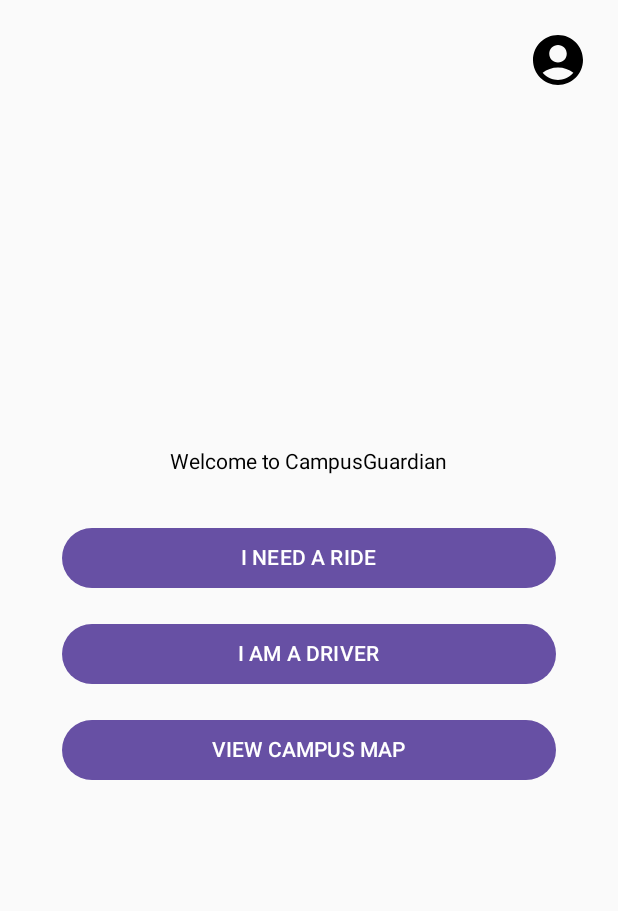
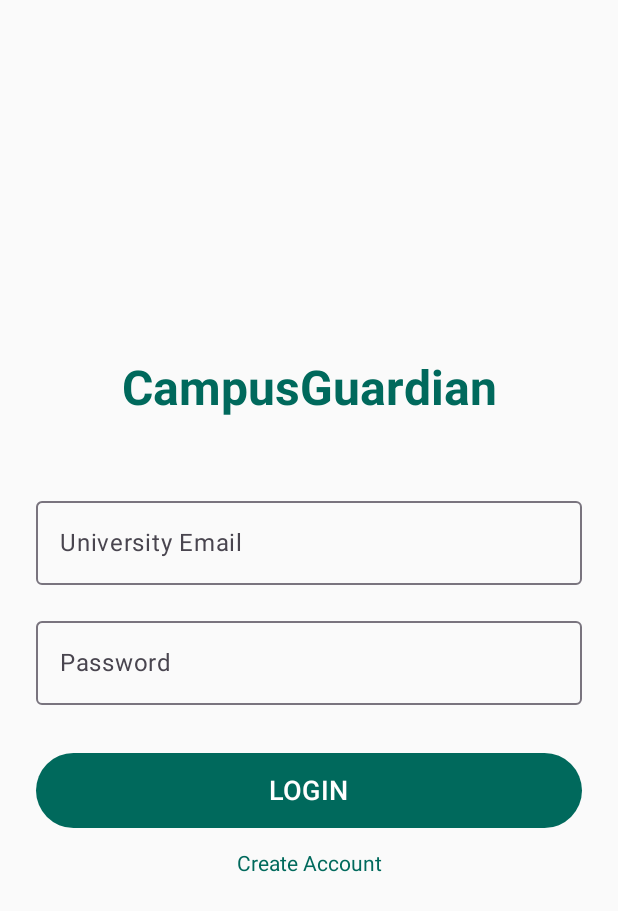
Before and after one commit to MutuaGift/CampusGuardian, an Android app built with Jetpack Compose: the screen it shows after launch (MainActivity), on a phone screen of 412 x 824 dp. Shown: the top 911 px of the screen. Run offline under Robolectric (Android 15) with nearby library versions, the phone set to English and light mode, and no system bars.

Commit message:
Login Screen

```diff
--- a/android/app/build.gradle.kts
+++ b/android/app/build.gradle.kts
@@ -74,4 +74,5 @@ dependencies {
     implementation("com.google.android.gms:play-services-maps:18.2.0")
     implementation("io.coil-kt:coil-compose:2.4.0")
     implementation("com.google.android.gms:play-services-location:21.0.1")
+    implementation("org.osmdroid:osmdroid-android:6.1.16")
 }
--- a/android/app/src/main/java/mutuagift/campusguardian/MainActivity.kt
+++ b/android/app/src/main/java/mutuagift/campusguardian/MainActivity.kt
@@ -1,56 +1,59 @@
 package com.mutuagift.campusguardian
 
-// Import your UI screens from the 'ui' package
 import android.os.Bundle
 import androidx.activity.ComponentActivity
 import androidx.activity.compose.setContent
+// IMPORTS FOR ARGUMENTS
+import androidx.navigation.NavType
 import androidx.navigation.compose.NavHost
 import androidx.navigation.compose.composable
 import androidx.navigation.compose.rememberNavController
+import androidx.navigation.navArgument
+
+import com.mutuagift.campusguardian.ui.LoginScreen
+import com.mutuagift.campusguardian.ui.SignUpScreen
+import com.mutuagift.campusguardian.ui.HomeScreen
+import com.mutuagift.campusguardian.ui.RideRequestScreen
 import com.mutuagift.campusguardian.ui.DriverDashboard
+import com.mutuagift.campusguardian.ui.MapScreen
+import com.mutuagift.campusguardian.ui.ProfileScreen
 import com.mutuagift.campusguardian.ui.EditProfileScreen
-import com.mutuagift.campusguardian.ui.HomeScreen
-import com.mutuagift.campusguardian.ui.ProfileScreen
-import com.mutuagift.campusguardian.ui.RideRequestScreen
 
 class MainActivity : ComponentActivity() {
     override fun onCreate(savedInstanceState: Bundle?) {
         super.onCreate(savedInstanceState)
         setContent {
-            // 1. Create the Controller
             val navController = rememberNavController()
 
-            // 2. Setup the Navigation Host
-            NavHost(navController = navController, startDestination = "home_screen") {
+            NavHost(navController = navController, startDestination = "login_screen") {
 
-                // Route A: Menu
-                composable("home_screen") {
-                    HomeScreen(navController)
-                }
+                composable("login_screen") { LoginScreen(navController) }
+                composable("signup_screen") { SignUpScreen(navController) }
+                composable("home_screen") { HomeScreen(navController) }
+                composable("passenger_screen") { RideRequestScreen() }
 
-                // Route B: Passenger Form
-                composable("passenger_screen") {
-                    RideRequestScreen()
-                }
+                // PASS NAV CONTROLLER TO DRIVER DASHBOARD
+                composable("driver_screen") { DriverDashboard(navController) }
 
-                // Route C: Driver Dashboard
-                composable("driver_screen") {
-                    DriverDashboard()
-                }
+                // PROFILE ROUTES
+                composable("profile_screen") { ProfileScreen(navController) }
+                composable("edit_profile_screen") { EditProfileScreen(navController) }
 
-                // Route D: Map Screen
-                composable("map_screen") {
-                    MapScreen()
-                }
+                // --- THE DYNAMIC MAP ROUTE ---
+                // It expects two numbers: lat and lng
+                composable(
+                    route = "map_screen/{lat}/{lng}",
+                    arguments = listOf(
+                        navArgument("lat") { type = NavType.FloatType },
+                        navArgument("lng") { type = NavType.FloatType }
+                    )
+                ) { backStackEntry ->
+                    // Extract the numbers
+                    val lat = backStackEntry.arguments?.getFloat("lat")?.toDouble() ?: 0.0470
+                    val lng = backStackEntry.arguments?.getFloat("lng")?.toDouble() ?: 37.6498
 
-                // Route E: Profile (FIXED)
-                composable("profile_screen") {
-                    ProfileScreen(navController)
-                }
-
-                // Route F: Edit Profile
-                composable("edit_profile_screen") {
-                    EditProfileScreen(navController)
+                    // Show map
+                    MapScreen(lat, lng)
                 }
             }
         }
--- a/android/app/src/main/java/mutuagift/campusguardian/network/ApiService.kt
+++ b/android/app/src/main/java/mutuagift/campusguardian/network/ApiService.kt
@@ -34,4 +34,8 @@ interface ApiService {
     // 6. SOS BUTTON
     @POST("/sos")
     fun sendSOS(@Body signal: SOSSignal): Call<BackendResponse>
+
+    // 6. Complete a Ride
+    @PUT("/complete-ride/{id}")
+    fun completeRide(@Path("id") rideId: String): Call<BackendResponse>
 }
--- /dev/null
+++ b/android/app/src/main/java/mutuagift/campusguardian/ui/LoginScreen.kt
@@ -0,0 +1,64 @@
+// 1. PACKAGE MUST BE .ui
+package com.mutuagift.campusguardian.ui
+
+import androidx.compose.foundation.clickable
+import androidx.compose.foundation.layout.*
+import androidx.compose.material3.*
+import androidx.compose.runtime.*
+import androidx.compose.ui.Alignment
+import androidx.compose.ui.Modifier
+import androidx.compose.ui.graphics.Color
+import androidx.compose.ui.text.font.FontWeight
+import androidx.compose.ui.text.input.PasswordVisualTransformation
+import androidx.compose.ui.unit.dp
+import androidx.compose.ui.unit.sp
+import androidx.navigation.NavController
+
+@Composable
+fun LoginScreen(navController: NavController) {
+    var email by remember { mutableStateOf("") }
+    var password by remember { mutableStateOf("") }
+
+    Column(
+        modifier = Modifier.fillMaxSize().padding(24.dp),
+        horizontalAlignment = Alignment.CenterHorizontally,
+        verticalArrangement = Arrangement.Center
+    ) {
+        Text(text = "CampusGuardian", fontSize = 32.sp, fontWeight = FontWeight.Bold, color = Color(0xFF00695C))
+        Spacer(modifier = Modifier.height(48.dp))
+
+        OutlinedTextField(
+            value = email, onValueChange = { email = it },
+            label = { Text("University Email") }, modifier = Modifier.fillMaxWidth()
+        )
+        Spacer(modifier = Modifier.height(16.dp))
+
+        OutlinedTextField(
+            value = password, onValueChange = { password = it },
+            label = { Text("Password") }, visualTransformation = PasswordVisualTransformation(),
+            modifier = Modifier.fillMaxWidth()
+        )
+        Spacer(modifier = Modifier.height(32.dp))
+
+        Button(
+            onClick = {
+                navController.navigate("home_screen") {
+                    popUpTo("login_screen") { inclusive = true }
+                }
+            },
+            modifier = Modifier.fillMaxWidth().height(50.dp),
+            colors = ButtonDefaults.buttonColors(containerColor = Color(0xFF00695C))
+        ) {
+            Text("LOGIN", fontSize = 18.sp)
+        }
+
+        Spacer(modifier = Modifier.height(16.dp))
+
+        // Link to Sign Up
+        Text(
+            text = "Create Account",
+            color = Color(0xFF00695C),
+            modifier = Modifier.clickable { navController.navigate("signup_screen") }
+        )
+    }
+}
```
Also changed, not shown: android/app/src/main/java/mutuagift/campusguardian/data/Ride.kt (+5 -3 lines), android/app/src/main/java/mutuagift/campusguardian/ui/DriverDashboard.kt (+74 -17 lines), android/app/src/main/java/mutuagift/campusguardian/ui/MapScreen.kt (+30 -13 lines), android/app/src/main/java/mutuagift/campusguardian/ui/SignUpScreen.kt (added, +93 -0 lines), 306 other files.
